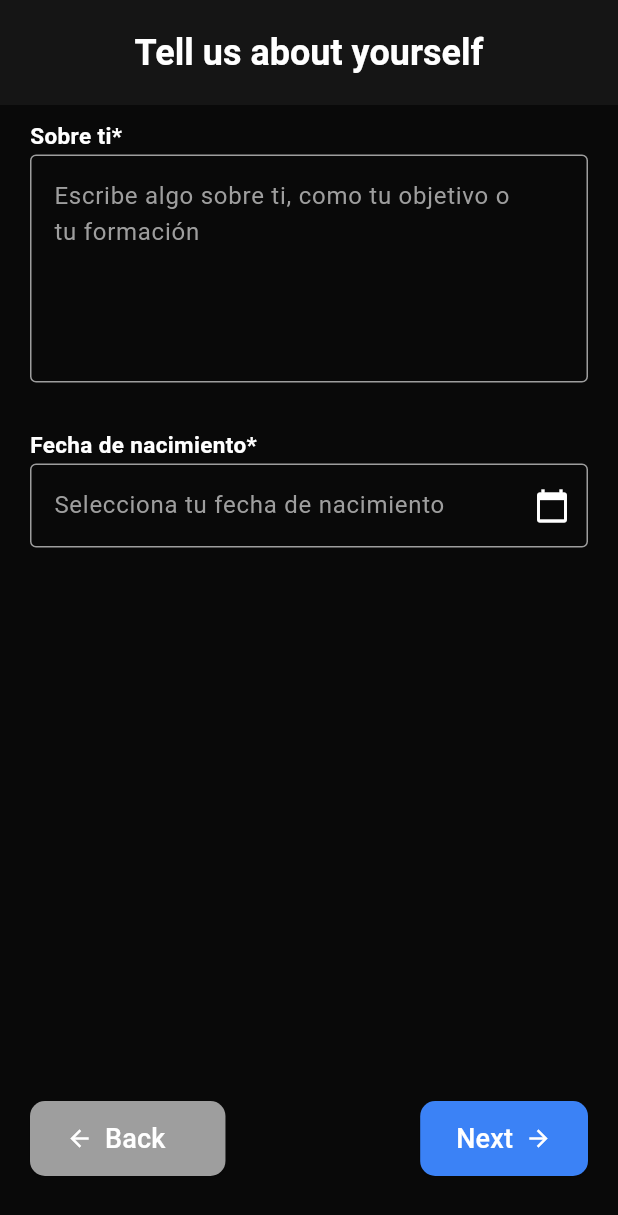
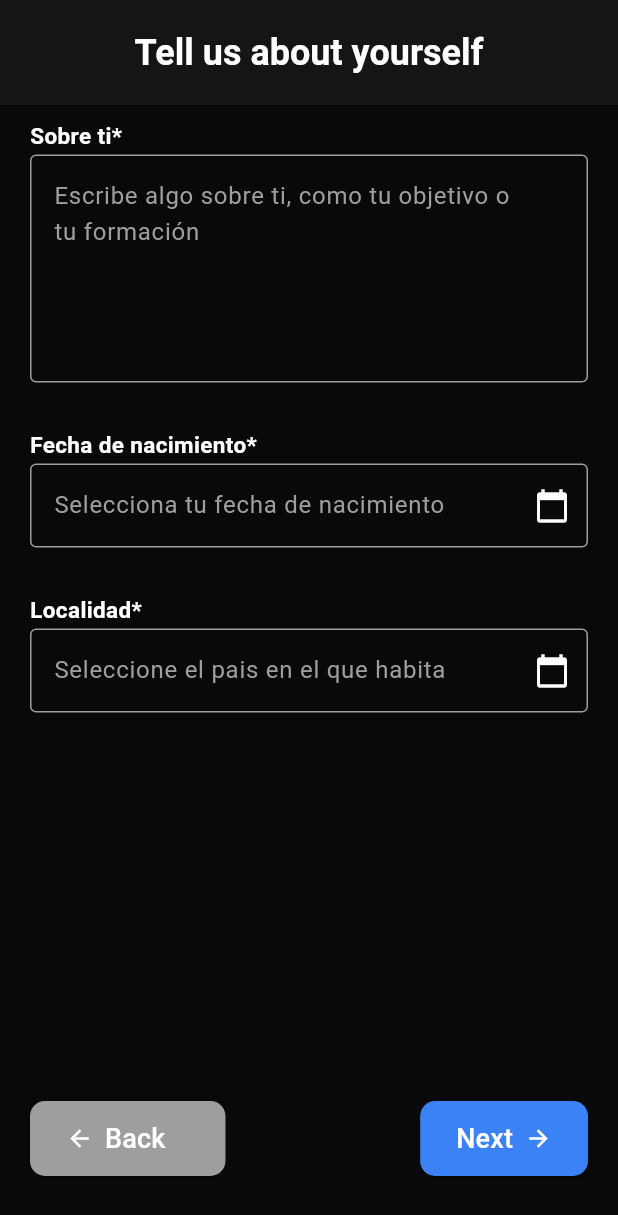
Before and after one commit to MaelGM/TeachMe, a Flutter app: the TeacherForm screen opened by its route, on a phone screen of 412 x 824 dp. Shown: the top 1215 px of the screen. Run offline on Flutter 3.47's test engine with Material 3 defaults, Android fonts, the phone set to English and light mode, and no system bars; drawn by our look-alikes of flutter_typeahead; our stand-ins replace cloud_firestore, firebase_auth, firebase_core, flutter_secure_storage, google_sign_in, hive and 2 more; missing offline and left inert: locale_names; accounts and stored records are empty; network calls fail; statements that could not run were skipped.

Commit message:
Localidad Field

```diff
--- a/MobileApp/teachme/lib/main.dart
+++ b/MobileApp/teachme/lib/main.dart
@@ -2,6 +2,7 @@ import 'package:firebase_core/firebase_core.dart';
 import 'package:flutter/material.dart';
 import 'package:flutter/services.dart';
 import 'package:flutter_localizations/flutter_localizations.dart';
+import 'package:hive_flutter/adapters.dart';
 import 'package:provider/provider.dart';
 import 'package:teachme/firebase_options.dart';
 import 'package:teachme/providers/providers.dart';
@@ -19,7 +20,8 @@ void main() async {
   await Firebase.initializeApp(
     options: DefaultFirebaseOptions.currentPlatform
   );
-  await UserPreferences.instance.initPrefs();
+  await Hive.initFlutter(); // Cargamos las preferencias locales y las mini BD locales
+  await UserPreferences.instance.initPrefs(); // Cargamos las preferencias locales y las mini BD locales
   SystemChrome.setPreferredOrientations([DeviceOrientation.portraitUp]);
 
   bool isSessionActive = await AuthService.initSession();
--- a/MobileApp/teachme/lib/screens/signin_form_page.dart
+++ b/MobileApp/teachme/lib/screens/signin_form_page.dart
@@ -82,8 +82,8 @@ class _SigninFormPageState extends State<SigninFormPage> {
   ElevatedButton _nextButton(BuildContext context) {
     return ElevatedButton(
                 onPressed: () => !isStudent && !isTeacher ? {} : {
-                  creatingUser.isStudent = isStudent,
-                  creatingUser.isTeacher = isTeacher,
+                  //creatingUser.isStudent = isStudent,
+                  //creatingUser.isTeacher = isTeacher,
                   Navigator.push(
                     context,
                     PageRouteBuilder(
--- a/MobileApp/teachme/lib/screens/teacher_form.dart
+++ b/MobileApp/teachme/lib/screens/teacher_form.dart
@@ -1,11 +1,14 @@
 import 'package:flutter/material.dart';
+import 'package:flutter_typeahead/flutter_typeahead.dart';
 import 'package:provider/provider.dart';
+import 'package:teachme/models/country_model.dart';
 import 'package:teachme/models/models.dart';
 import 'package:teachme/providers/teacher_form_provider.dart';
 import 'package:teachme/service/auth_service.dart';
 import 'package:teachme/ui/input_decorations.dart';
 import 'package:teachme/utils/config.dart';
 import 'package:teachme/utils/translate.dart';
+import 'package:teachme/utils/user_preferences.dart';
 
 class TeacherForm extends StatefulWidget{
   static const routeName = "teacherForm";
@@ -15,6 +18,9 @@ class TeacherForm extends StatefulWidget{
 
 class _TeacherFormState extends State<TeacherForm> {
   final TextEditingController _dateController = TextEditingController();
+  late TextEditingController localidadController;
+  late TextEditingController zonaHorariaController;
+  late TextEditingController lenguajeController;
   DateTime? selectedDate;
   String description = '';
 
@@ -22,7 +28,20 @@ class _TeacherFormState extends State<TeacherForm> {
   void initState() {
     super.initState();
     currentTeacher = TeacherModel(userId: '', aboutMe: '', birthDate: '', rating: 0, country: '', timeZone: '', memberSince: '');
+    localidadController = TextEditingController();
+    zonaHorariaController = TextEditingController();
+    lenguajeController = TextEditingController();
   }
+
+  @override
+  void dispose() {
+    localidadController.dispose();
+    zonaHorariaController.dispose();
+    lenguajeController.dispose();
+    super.dispose();
+  }
+
+
   @override
   Widget build(BuildContext context) {
     final teacherForm = Provider.of<TeacherFormProvider>(context);
@@ -73,9 +92,53 @@ class _TeacherFormState extends State<TeacherForm> {
         Text("Fecha de nacimiento*", style: TextStyle(color: Colors.white, fontSize: 15, fontWeight: FontWeight.bold),),
         SizedBox(height: 2),
         _dateField(teacherForm),
+        SizedBox(height: 31),
+        Text("Localidad*", style: TextStyle(color: Colors.white, fontSize: 15, fontWeight: FontWeight.bold),),
+        SizedBox(height: 2),
+        _countryField(teacherForm),
 
       ],
     );
+  }
+
+  TypeAheadField<Pais> _countryField(TeacherFormProvider teacherForm) {
+    return TypeAheadField<Pais>(
+        suggestionsCallback: (pattern) async {
+          final paises = UserPreferences.getPaises();
+          final resultados = paises.where((p) => p.nombre.toLowerCase().contains(pattern.toLowerCase())).toList();
+
+          return resultados;
+        },
+        itemBuilder: (context, Pais suggestion) {
+          return ListTile(title: Text(suggestion.nombre));
+        },
+        onSelected: (Pais suggestion) {
+          localidadController.text = suggestion.nombre;
+          setState(() {
+            zonaHorariaController.text = suggestion.zonaHoraria;
+            lenguajeController.text = suggestion.idiomas.join(', ');
+            // update modelo del trabajador
+          });
+        },
+        controller: localidadController,
+        builder: (context, controller, focusNode) {
+          return TextFormField(
+            validator:(value) {
+              if (value == null || value.isEmpty) return 'Seleccione su país';
+              return null;
+
+            },
+            style: TextStyle(color: Colors.white),
+            controller: controller,
+            focusNode: focusNode,
+            decoration: InputDecorations.authInputDecorationBorderFull(
+              hintText: 'Seleccione el pais en el que habita',
+              labelText: 'Pais',
+              simplySuffixIcon: Icons.calendar_today
+            ),
+          );
+        },
+      );
   }
 
   TextFormField _dateField(TeacherFormProvider teacherForm) {
--- a/MobileApp/teachme/pubspec.yaml
+++ b/MobileApp/teachme/pubspec.yaml
@@ -47,6 +47,8 @@ dependencies:
   locale_names: ^1.1.1
   http: ^1.3.0
   flutter_typeahead: ^5.2.0
+  hive: ^2.2.3
+  hive_flutter: ^1.1.0
 
 dev_dependencies:
   flutter_test:
```
Also changed, not shown: MobileApp/teachme/lib/models/country_model.dart (+9 -4 lines), MobileApp/teachme/lib/utils/user_preferences.dart (+56 -0 lines), MobileApp/teachme/lib/widgets/signin_form.dart (+28 -28 lines), MobileApp/teachme/pubspec.lock.
